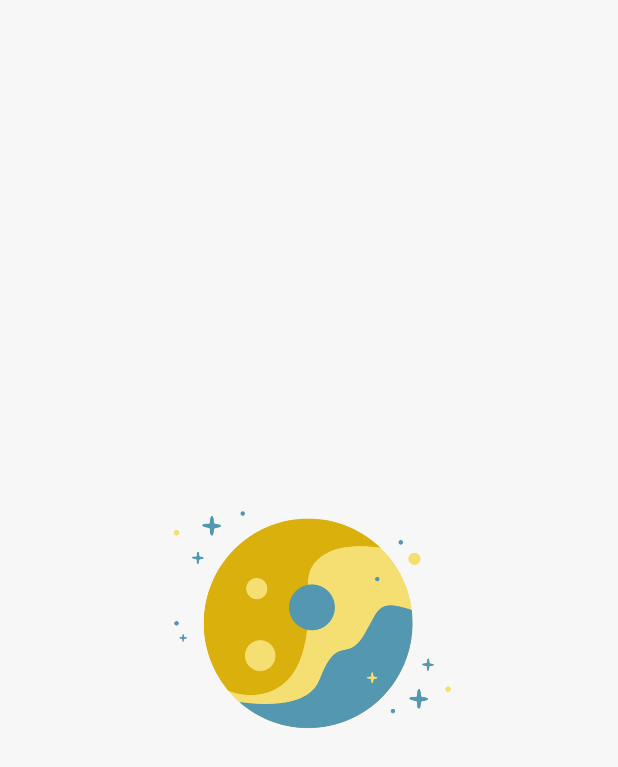
After one commit to davidkai147/nordsee, an Android app: the LogoActivity screen opened directly, with no data from a screen before it, on a phone screen of 412 x 824 dp. The commit adds this screen. Shown: the top 767 px of the screen. Run offline under Robolectric (Android 15) with nearby library versions, the phone set to English and light mode, and no system bars; 1 statement that could not run was skipped.

Commit message:
Nordsee v.2

```diff
--- /dev/null
+++ b/app/src/main/java/com/ptbc/kotlin_mvvm/ui/logo/LogoActivity.kt
@@ -0,0 +1,29 @@
+package com.ptbc.kotlin_mvvm.ui.logo
+
+import android.content.Intent
+import androidx.appcompat.app.AppCompatActivity
+import android.os.Bundle
+import android.os.Handler
+import com.ptbc.kotlin_mvvm.R
+import com.ptbc.kotlin_mvvm.ui.splash.SplashActivity
+
+class LogoActivity : AppCompatActivity() {
+
+    var handler = Handler()
+
+    override fun onCreate(savedInstanceState: Bundle?) {
+        super.onCreate(savedInstanceState)
+        setContentView(R.layout.activity_logo)
+
+        Handler().postDelayed({
+            val mainIntent = Intent(this,SplashActivity::class.java)
+            startActivity(mainIntent)
+            finish()
+        }, 1000)
+    }
+
+    override fun onDestroy() {
+        handler.removeCallbacksAndMessages(null)
+        super.onDestroy()
+    }
+}
--- /dev/null
+++ b/app/src/main/res/layout/activity_logo.xml
@@ -0,0 +1,14 @@
+<?xml version="1.0" encoding="utf-8"?>
+<RelativeLayout
+    xmlns:android="http://schemas.android.com/apk/res/android" android:layout_width="match_parent"
+    android:layout_height="match_parent">
+
+    <ImageView
+        android:id="@+id/imgview_logo"
+        android:layout_width="200dp"
+        android:layout_height="200dp"
+        android:layout_centerInParent="true"
+        android:src="@drawable/logoo"
+        />
+
+</RelativeLayout>
```
Also changed, not shown: app/src/main/AndroidManifest.xml (+14 -2 lines), app/src/main/java/com/ptbc/kotlin_mvvm/ui/login/LoginActivity.kt (+12 -2 lines), app/src/main/java/com/ptbc/kotlin_mvvm/ui/login/LoginViewModel.kt (+29 -1 lines), app/src/main/res/layout/activity_login.xml (+22 -0 lines).
